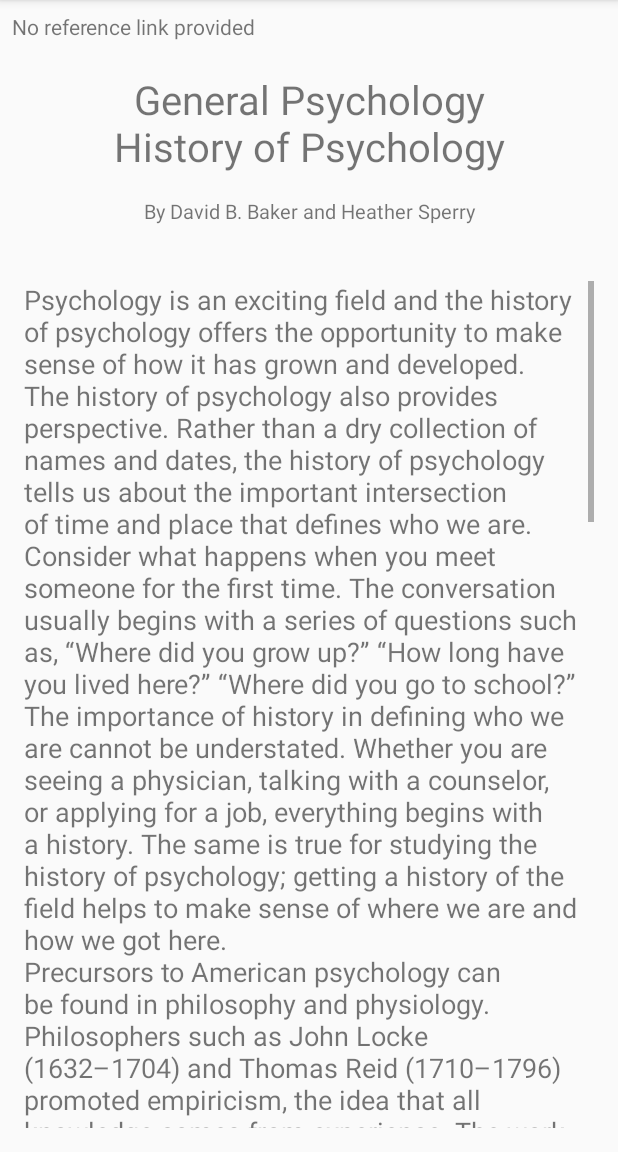
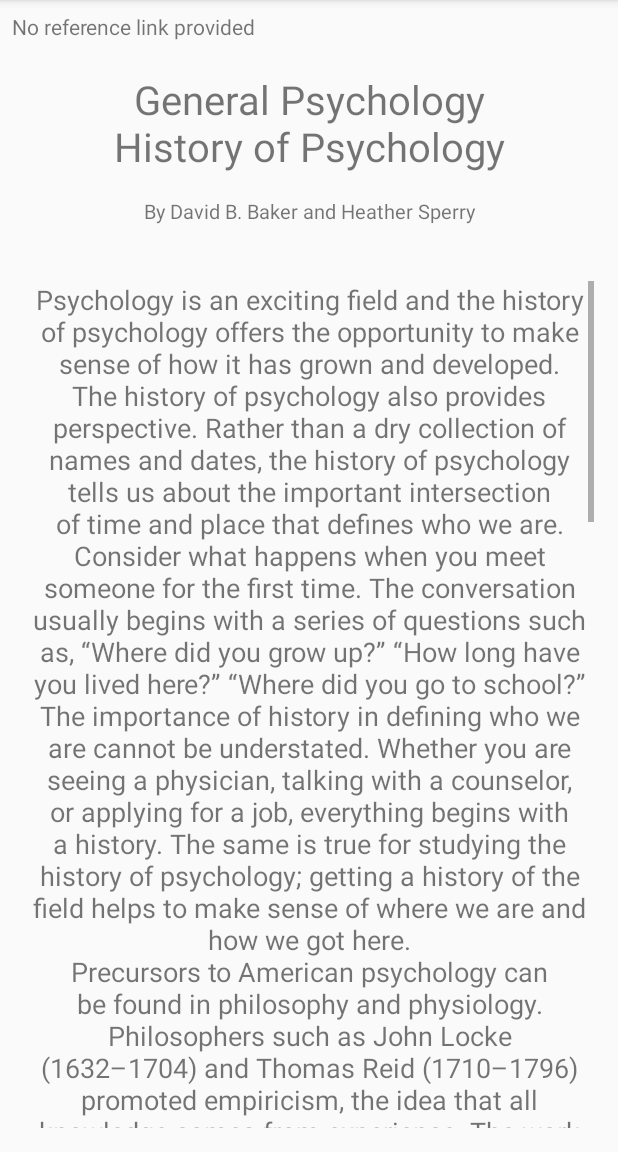
Before and after one commit to romelou/CIT_MobApp-Project, an Android app: the screen it shows after launch (ActivitySubjectDetail), after a tap on an icon or button, on a phone screen of 412 x 824 dp, the part 84-1236 px from its top. Run offline under Robolectric (Android 15) with nearby library versions, the phone set to English and light mode, and no system bars.

Commit message:
Removed notes and fixed the alignment of texts
Signed-off-by: Romelou Jay Orofeo <romelou.berks@gmail.com>

```diff
--- a/app/src/main/java/com/example/rbo13/gened/MainActivity.java
+++ b/app/src/main/java/com/example/rbo13/gened/MainActivity.java
@@ -195,7 +195,7 @@ public class MainActivity extends AppCompatActivity {
                                 "\n" +
                                 "Kasama ni Pangulong Manuel L. Quezon sa Estados Unidos si Sergio Osmena. Namatay si Quezon sa sakit na tuberkulosis noong 1 Agosto 1944 at si Osmeña ang humalili sa kanya. Kasama siya ng mga puwersang Amerikanong lumunsad sa Leyte. Samantala maraming ang magkakasanib ng mga sundalong Pilipino at Amerikano kasama ng mga kumilalang gerilya ay ipagtatanggol ng sagupaan ng pakipaglaban sa mga Hapones ay simula ng kampanya ng labanan ng pagpapalaya sa Pilipinas. Nagsilbi siya bilang pangulo ng bansa hanggang sa magkaroon ng halalan noong 23 Abril 1946. Paghahanda ito sa pagbibigay ng kalayaan ng Estados Unidos. Kumandidato siya bilang pangulo, ngunit natalo kay Manuel Roxas.\n" +
                                 "\n" +
-                                "Mga naging pangulo ng Republika ng Pilipinas (butangan ug pictures sa mga presidents)\n" +
+                                "Mga naging pangulo ng Republika ng Pilipinas: \n" +
                                 "\n" +
                                 "\t•\tEmilio Aguinaldo (1899 - 1901)\n" +
                                 "\t•\tManuel L. Quezon (1935 - 1944)\n" +
--- a/app/src/main/res/layout/activity_subject_detail.xml
+++ b/app/src/main/res/layout/activity_subject_detail.xml
@@ -31,7 +31,7 @@
         android:layout_width="match_parent"
         android:layout_height="wrap_content"
         android:text="Subject Details Here"
-        android:gravity="center_horizontal|left"
+        android:gravity="center"
         android:verticalScrollbarPosition="right"
         android:scrollbars="vertical"
         android:layout_marginTop="32px"
```
Also changed, not shown: app/src/main/res/drawable/osmena.png (renamed from app/src/main/res/drawable/osmeña.png).
